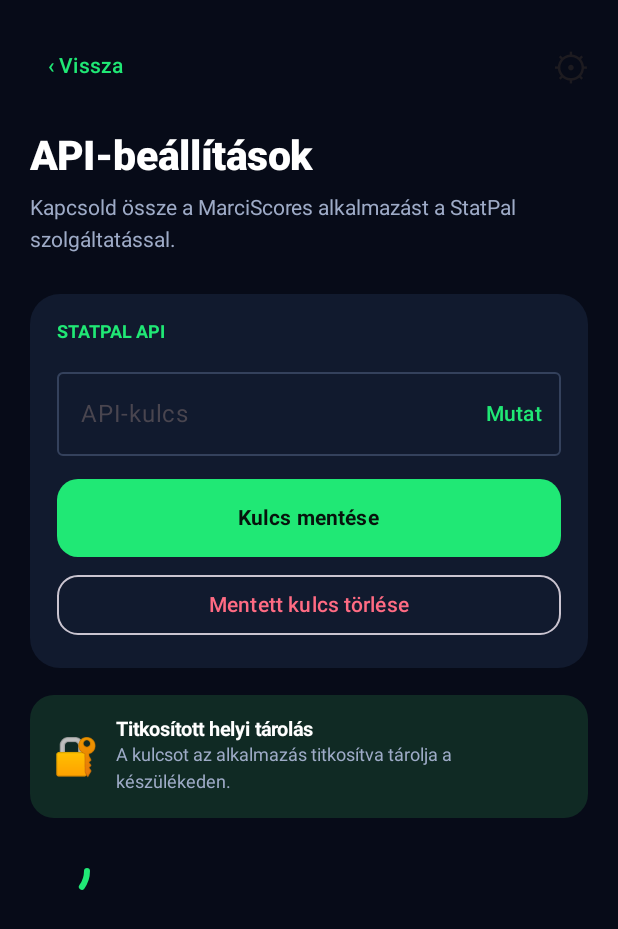
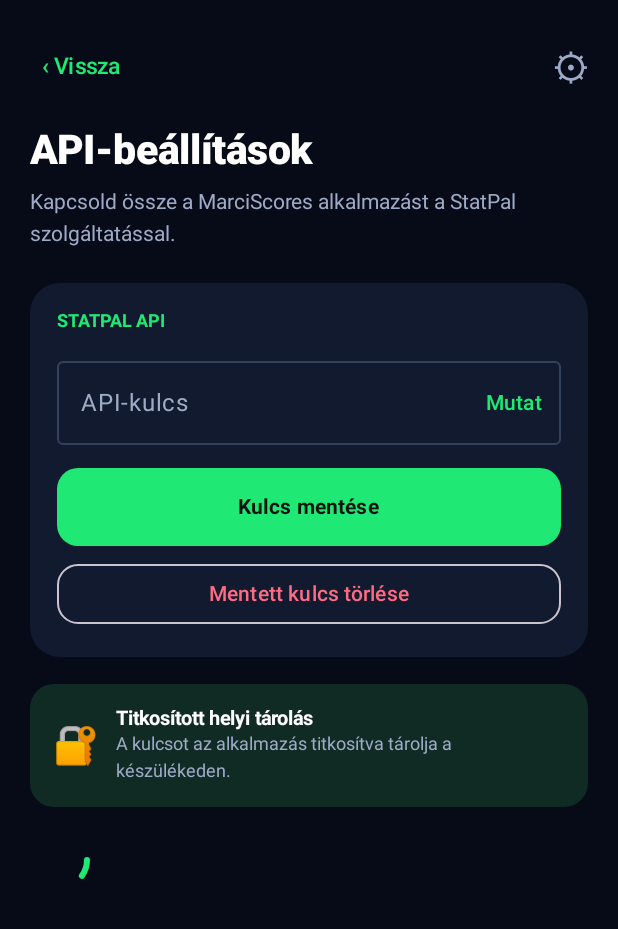
Before and after one commit to apagyizsolt6-ship-it/MarciScores, an Android app built with Jetpack Compose: the composable SettingsScreen shown on its own in the app's theme, on a phone screen of 412 x 824 dp. Shown: the top 929 px of the screen. Run offline under Robolectric (Android 15) with nearby library versions, the phone set to English and light mode, and no system bars; pictures from the network do not load; 3 statements that could not run were skipped.

Commit message:
Refactor SettingsScreen layout and functionality

```diff
--- a/app/src/main/java/com/marciscores/app/SettingsScreen.kt
+++ b/app/src/main/java/com/marciscores/app/SettingsScreen.kt
@@ -1,9 +1,12 @@
 package com.marciscores.app
 
+import androidx.activity.compose.BackHandler
 import androidx.compose.foundation.background
 import androidx.compose.foundation.layout.*
+import androidx.compose.foundation.rememberScrollState
 import androidx.compose.foundation.shape.RoundedCornerShape
 import androidx.compose.foundation.text.KeyboardOptions
+import androidx.compose.foundation.verticalScroll
 import androidx.compose.material3.*
 import androidx.compose.runtime.*
 import androidx.compose.ui.Alignment
@@ -24,6 +27,7 @@ fun SettingsScreen(
     onBack: () -> Unit
 ) {
     val context = LocalContext.current
+    val scrollState = rememberScrollState()
 
     var apiKey by remember {
         mutableStateOf("")
@@ -45,6 +49,8 @@ fun SettingsScreen(
         mutableStateOf(true)
     }
 
+    BackHandler(onBack = onBack)
+
     LaunchedEffect(Unit) {
         try {
             apiKey = withContext(Dispatchers.IO) {
@@ -62,19 +68,26 @@ fun SettingsScreen(
         modifier = Modifier
             .fillMaxSize()
             .background(Color(0xFF070B18))
+            .statusBarsPadding()
+            .navigationBarsPadding()
+            .verticalScroll(scrollState)
             .padding(20.dp)
     ) {
 
         Row(
+            modifier = Modifier.fillMaxWidth(),
             verticalAlignment = Alignment.CenterVertically
         ) {
 
             TextButton(
-                onClick = onBack
+                onClick = onBack,
+                contentPadding = PaddingValues(horizontal = 8.dp, vertical = 6.dp)
             ) {
                 Text(
                     "‹ Vissza",
-                    color = Color(0xFF20E875)
+                    color = Color(0xFF20E875),
+                    fontSize = 15.sp,
+                    fontWeight = FontWeight.SemiBold
                 )
             }
 
@@ -84,12 +97,13 @@ fun SettingsScreen(
 
             Text(
                 "⚙",
+                color = Color(0xFF9EABC7),
                 fontSize = 25.sp
             )
         }
 
         Spacer(
-            Modifier.height(20.dp)
+            Modifier.height(16.dp)
         )
 
         Text(
@@ -111,10 +125,11 @@ fun SettingsScreen(
         )
 
         Spacer(
-            Modifier.height(25.dp)
+            Modifier.height(22.dp)
         )
 
         Card(
+            modifier = Modifier.fillMaxWidth(),
             colors = CardDefaults.cardColors(
                 containerColor = Color(0xFF111A2E)
             ),
@@ -183,6 +198,7 @@ fun SettingsScreen(
                         focusedBorderColor = Color(0xFF20E875),
                         unfocusedBorderColor = Color(0xFF34415C),
                         focusedLabelColor = Color(0xFF20E875),
+                        unfocusedLabelColor = Color(0xFF9EABC7),
                         cursorColor = Color(0xFF20E875),
                         focusedTextColor = Color.White,
                         unfocusedTextColor = Color.White
@@ -196,6 +212,7 @@ fun SettingsScreen(
                 Button(
                     onClick = {
                         if (apiKey.isBlank()) {
+                            isSaved = false
                             message = "Először írd be az API-kulcsot."
                         } else {
                             try {
@@ -207,6 +224,7 @@ fun SettingsScreen(
                                 isSaved = true
                                 message = "API-kulcs helyben elmentve."
                             } catch (e: Exception) {
+                                isSaved = false
                                 message = "A mentés nem sikerült."
                             }
                         }
@@ -243,6 +261,7 @@ fun SettingsScreen(
                             isSaved = false
                             message = "A mentett API-kulcs törölve."
                         } catch (e: Exception) {
+                            isSaved = false
                             message = "A törlés nem sikerült."
                         }
                     },
@@ -282,6 +301,7 @@ fun SettingsScreen(
         )
 
         Card(
+            modifier = Modifier.fillMaxWidth(),
             colors = CardDefaults.cardColors(
                 containerColor = Color(0xFF102A24)
             ),
```
